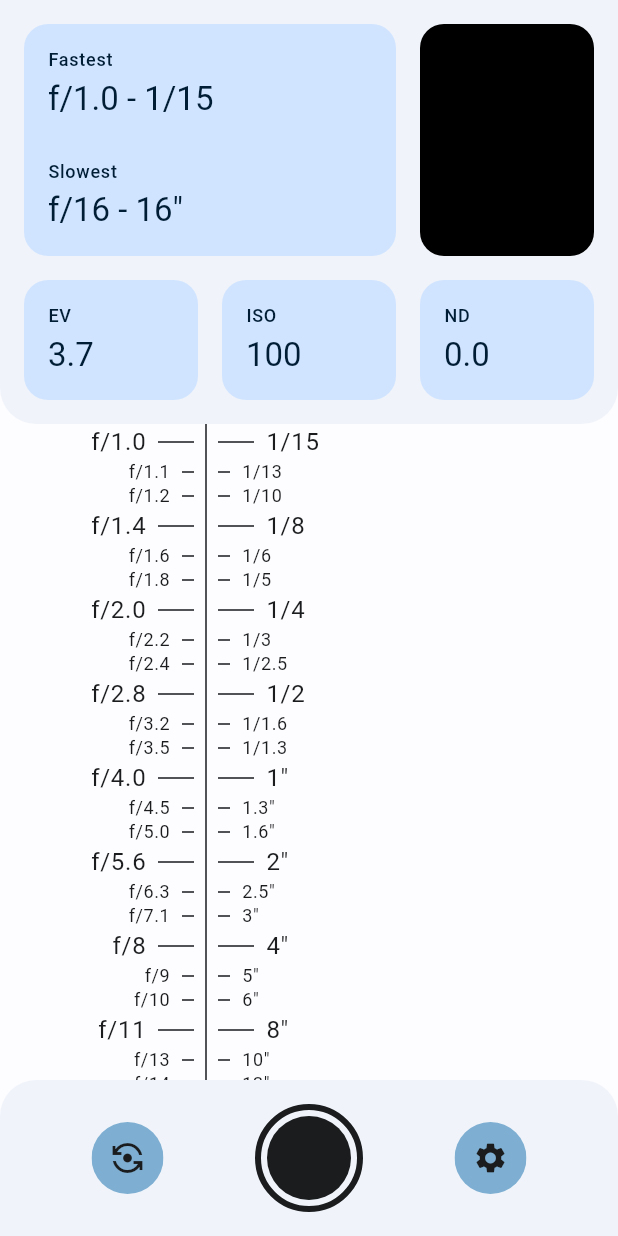
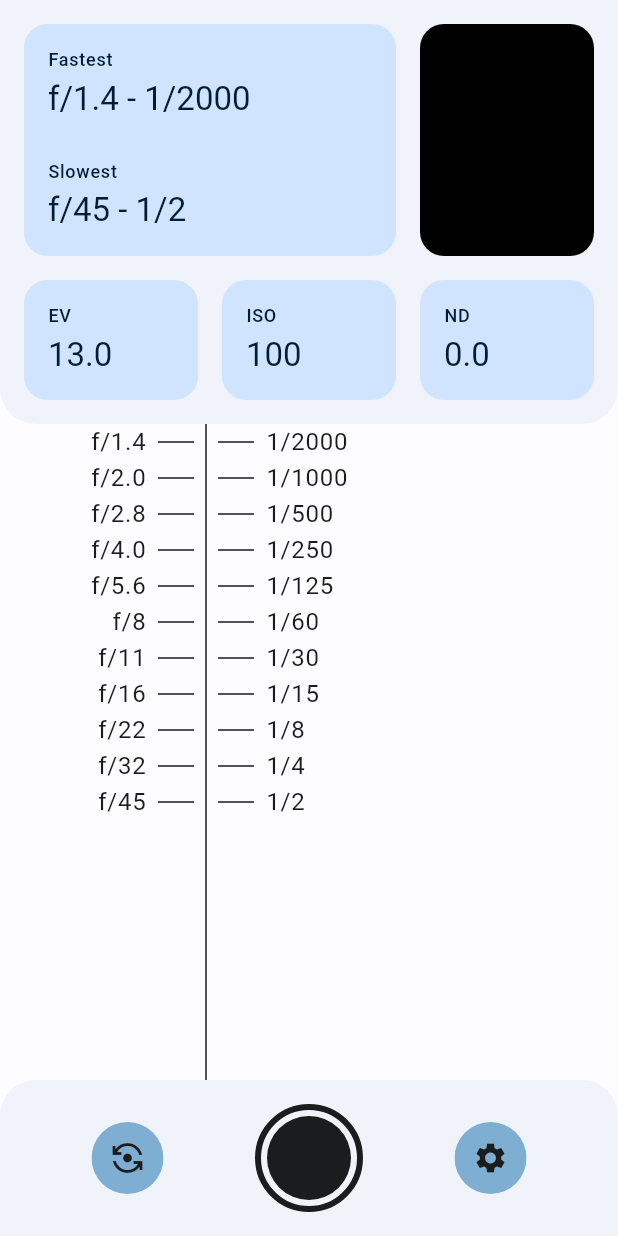
Before and after one commit to vodemn/m3_lightmeter, a Flutter app: the screen it shows after launch, on a phone screen of 412 x 824 dp. Run offline on Flutter 3.47's test engine with Material 2 defaults, Android fonts, the phone set to English and light mode, and no system bars; our stand-ins replace flutter_bloc, material_color_utilities.

Commit message:
added `StopTypeProvider`

```diff
--- a/lib/main.dart
+++ b/lib/main.dart
@@ -5,6 +5,7 @@ import 'models/photography_value.dart';
 import 'res/theme.dart';
 import 'screens/metering/metering_bloc.dart';
 import 'screens/metering/metering_screen.dart';
+import 'utils/stop_type_provider.dart';
 
 void main() {
   runApp(const MyApp());
@@ -15,8 +16,9 @@ class MyApp extends StatelessWidget {
 
   @override
   Widget build(BuildContext context) {
-    return BlocProvider(
-      create: (context) => MeteringBloc(Stop.third),
+    return StopTypeProvider(
+      child: BlocProvider(
+        create: (context) => MeteringBloc(context.read<StopType>()),
         child: MaterialApp(
           title: 'Flutter Demo',
           theme: ThemeData(
@@ -25,6 +27,7 @@ class MyApp extends StatelessWidget {
           ),
           home: const MeteringScreen(),
         ),
+      ),
     );
   }
 }
--- a/lib/models/aperture_value.dart
+++ b/lib/models/aperture_value.dart
@@ -19,49 +19,49 @@ class ApertureValue extends PhotographyValue<double> {
 }
 
 const List<ApertureValue> apertureValues = [
-  ApertureValue(1.0, Stop.full),
-  ApertureValue(1.1, Stop.third),
-  ApertureValue(1.2, Stop.half),
-  ApertureValue(1.2, Stop.third),
-  ApertureValue(1.4, Stop.full),
-  ApertureValue(1.6, Stop.third),
-  ApertureValue(1.7, Stop.half),
-  ApertureValue(1.8, Stop.third),
-  ApertureValue(2.0, Stop.full),
-  ApertureValue(2.2, Stop.third),
-  ApertureValue(2.4, Stop.half),
-  ApertureValue(2.4, Stop.third),
-  ApertureValue(2.8, Stop.full),
-  ApertureValue(3.2, Stop.third),
-  ApertureValue(3.3, Stop.half),
-  ApertureValue(3.5, Stop.third),
-  ApertureValue(4.0, Stop.full),
-  ApertureValue(4.5, Stop.third),
-  ApertureValue(4.8, Stop.half),
-  ApertureValue(5.0, Stop.third),
-  ApertureValue(5.6, Stop.full),
-  ApertureValue(6.3, Stop.third),
-  ApertureValue(6.7, Stop.half),
-  ApertureValue(7.1, Stop.third),
-  ApertureValue(8, Stop.full),
-  ApertureValue(9, Stop.third),
-  ApertureValue(9.5, Stop.half),
-  ApertureValue(10, Stop.third),
-  ApertureValue(11, Stop.full),
-  ApertureValue(13, Stop.third),
-  ApertureValue(13, Stop.half),
-  ApertureValue(14, Stop.third),
-  ApertureValue(16, Stop.full),
-  ApertureValue(18, Stop.third),
-  ApertureValue(19, Stop.half),
-  ApertureValue(20, Stop.third),
-  ApertureValue(22, Stop.full),
-  ApertureValue(25, Stop.third),
-  ApertureValue(27, Stop.half),
-  ApertureValue(29, Stop.third),
-  ApertureValue(32, Stop.full),
-  ApertureValue(36, Stop.third),
-  ApertureValue(38, Stop.half),
-  ApertureValue(42, Stop.third),
-  ApertureValue(45, Stop.full),
+  ApertureValue(1.0, StopType.full),
+  ApertureValue(1.1, StopType.third),
+  ApertureValue(1.2, StopType.half),
+  ApertureValue(1.2, StopType.third),
+  ApertureValue(1.4, StopType.full),
+  ApertureValue(1.6, StopType.third),
+  ApertureValue(1.7, StopType.half),
+  ApertureValue(1.8, StopType.third),
+  ApertureValue(2.0, StopType.full),
+  ApertureValue(2.2, StopType.third),
+  ApertureValue(2.4, StopType.half),
+  ApertureValue(2.4, StopType.third),
+  ApertureValue(2.8, StopType.full),
+  ApertureValue(3.2, StopType.third),
+  ApertureValue(3.3, StopType.half),
+  ApertureValue(3.5, StopType.third),
+  ApertureValue(4.0, StopType.full),
+  ApertureValue(4.5, StopType.third),
+  ApertureValue(4.8, StopType.half),
+  ApertureValue(5.0, StopType.third),
+  ApertureValue(5.6, StopType.full),
+  ApertureValue(6.3, StopType.third),
+  ApertureValue(6.7, StopType.half),
+  ApertureValue(7.1, StopType.third),
+  ApertureValue(8, StopType.full),
+  ApertureValue(9, StopType.third),
+  ApertureValue(9.5, StopType.half),
+  ApertureValue(10, StopType.third),
+  ApertureValue(11, StopType.full),
+  ApertureValue(13, StopType.third),
+  ApertureValue(13, StopType.half),
+  ApertureValue(14, StopType.third),
+  ApertureValue(16, StopType.full),
+  ApertureValue(18, StopType.third),
+  ApertureValue(19, StopType.half),
+  ApertureValue(20, StopType.third),
+  ApertureValue(22, StopType.full),
+  ApertureValue(25, StopType.third),
+  ApertureValue(27, StopType.half),
+  ApertureValue(29, StopType.third),
+  ApertureValue(32, StopType.full),
+  ApertureValue(36, StopType.third),
+  ApertureValue(38, StopType.half),
+  ApertureValue(42, StopType.third),
+  ApertureValue(45, StopType.full),
 ];
--- a/lib/models/iso_value.dart
+++ b/lib/models/iso_value.dart
@@ -11,38 +11,38 @@ class IsoValue extends PhotographyValue<int> {
 }
 
 const List<IsoValue> isoValues = [
-  IsoValue(3, Stop.full),
-  IsoValue(4, Stop.third),
-  IsoValue(5, Stop.third),
-  IsoValue(6, Stop.full),
-  IsoValue(8, Stop.third),
-  IsoValue(10, Stop.third),
-  IsoValue(12, Stop.full),
-  IsoValue(16, Stop.third),
-  IsoValue(20, Stop.third),
-  IsoValue(25, Stop.full),
-  IsoValue(32, Stop.third),
-  IsoValue(40, Stop.third),
-  IsoValue(50, Stop.full),
-  IsoValue(64, Stop.third),
-  IsoValue(80, Stop.third),
-  IsoValue(100, Stop.full),
-  IsoValue(125, Stop.third),
-  IsoValue(160, Stop.third),
-  IsoValue(200, Stop.full),
-  IsoValue(250, Stop.third),
-  IsoValue(320, Stop.third),
-  IsoValue(400, Stop.full),
-  IsoValue(500, Stop.third),
-  IsoValue(640, Stop.third),
-  IsoValue(800, Stop.full),
-  IsoValue(1000, Stop.third),
-  IsoValue(1250, Stop.third),
-  IsoValue(1600, Stop.full),
-  IsoValue(2000, Stop.third),
-  IsoValue(2500, Stop.third),
-  IsoValue(3200, Stop.full),
-  IsoValue(4000, Stop.third),
-  IsoValue(5000, Stop.third),
-  IsoValue(6400, Stop.full),
+  IsoValue(3, StopType.full),
+  IsoValue(4, StopType.third),
+  IsoValue(5, StopType.third),
+  IsoValue(6, StopType.full),
+  IsoValue(8, StopType.third),
+  IsoValue(10, StopType.third),
+  IsoValue(12, StopType.full),
+  IsoValue(16, StopType.third),
+  IsoValue(20, StopType.third),
+  IsoValue(25, StopType.full),
+  IsoValue(32, StopType.third),
+  IsoValue(40, StopType.third),
+  IsoValue(50, StopType.full),
+  IsoValue(64, StopType.third),
+  IsoValue(80, StopType.third),
+  IsoValue(100, StopType.full),
+  IsoValue(125, StopType.third),
+  IsoValue(160, StopType.third),
+  IsoValue(200, StopType.full),
+  IsoValue(250, StopType.third),
+  IsoValue(320, StopType.third),
+  IsoValue(400, StopType.full),
+  IsoValue(500, StopType.third),
+  IsoValue(640, StopType.third),
+  IsoValue(800, StopType.full),
+  IsoValue(1000, StopType.third),
+  IsoValue(1250, StopType.third),
+  IsoValue(1600, StopType.full),
+  IsoValue(2000, StopType.third),
+  IsoValue(2500, StopType.third),
+  IsoValue(3200, StopType.full),
+  IsoValue(4000, StopType.third),
+  IsoValue(5000, StopType.third),
+  IsoValue(6400, StopType.full),
 ];
--- a/lib/models/photography_value.dart
+++ b/lib/models/photography_value.dart
@@ -2,11 +2,11 @@ part 'aperture_value.dart';
 part 'iso_value.dart';
 part 'shutter_speed_value.dart';
 
-enum Stop { full, half, third }
+enum StopType { full, half, third }
 
 abstract class PhotographyValue<T> {
   final T rawValue;
-  final Stop stopType;
+  final StopType stopType;
 
   const PhotographyValue(this.rawValue, this.stopType);
 
@@ -14,20 +14,20 @@ abstract class PhotographyValue<T> {
 }
 
 extension PhotographyValues<T extends PhotographyValue> on List<T> {
-  List<T> whereStopType(Stop stopType) {
+  List<T> whereStopType(StopType stopType) {
     switch (stopType) {
-      case Stop.full:
-        return where((e) => e.stopType == Stop.full).toList();
-      case Stop.half:
-        return where((e) => e.stopType == Stop.full || e.stopType == Stop.half).toList();
-      case Stop.third:
-        return where((e) => e.stopType == Stop.full || e.stopType == Stop.third).toList();
+      case StopType.full:
+        return where((e) => e.stopType == StopType.full).toList();
+      case StopType.half:
+        return where((e) => e.stopType == StopType.full || e.stopType == StopType.half).toList();
+      case StopType.third:
+        return where((e) => e.stopType == StopType.full || e.stopType == StopType.third).toList();
     }
   }
 
-  List<T> fullStops() => whereStopType(Stop.full);
+  List<T> fullStops() => whereStopType(StopType.full);
 
-  List<T> halfStops() => whereStopType(Stop.half);
+  List<T> halfStops() => whereStopType(StopType.half);
 
-  List<T> thirdStops() => whereStopType(Stop.third);
+  List<T> thirdStops() => whereStopType(StopType.third);
 }
--- a/lib/models/shutter_speed_value.dart
+++ b/lib/models/shutter_speed_value.dart
@@ -23,65 +23,65 @@ class ShutterSpeedValue extends PhotographyValue<double> {
 }
 
 const List<ShutterSpeedValue> shutterSpeedValues = [
-  ShutterSpeedValue(2000, true, Stop.full),
-  ShutterSpeedValue(1600, true, Stop.third),
-  ShutterSpeedValue(1500, true, Stop.half),
-  ShutterSpeedValue(1250, true, Stop.third),
-  ShutterSpeedValue(1000, true, Stop.full),
-  ShutterSpeedValue(800, true, Stop.third),
-  ShutterSpeedValue(750, true, Stop.half),
-  ShutterSpeedValue(640, true, Stop.third),
-  ShutterSpeedValue(500, true, Stop.full),
-  ShutterSpeedValue(400, true, Stop.third),
-  ShutterSpeedValue(350, true, Stop.half),
-  ShutterSpeedValue(320, true, Stop.third),
-  ShutterSpeedValue(250, true, Stop.full),
-  ShutterSpeedValue(200, true, Stop.third),
-  ShutterSpeedValue(180, true, Stop.half),
-  ShutterSpeedValue(160, true, Stop.third),
-  ShutterSpeedValue(125, true, Stop.full),
-  ShutterSpeedValue(100, true, Stop.third),
-  ShutterSpeedValue(90, true, Stop.half),
-  ShutterSpeedValue(80, true, Stop.third),
-  ShutterSpeedValue(60, true, Stop.full),
-  ShutterSpeedValue(50, true, Stop.third),
-  ShutterSpeedValue(45, true, Stop.half),
-  ShutterSpeedValue(40, true, Stop.third),
-  ShutterSpeedValue(30, true, Stop.full),
-  ShutterSpeedValue(25, true, Stop.third),
-  ShutterSpeedValue(20, true, Stop.half),
-  ShutterSpeedValue(20, true, Stop.third),
-  ShutterSpeedValue(15, true, Stop.full),
-  ShutterSpeedValue(13, true, Stop.third),
-  ShutterSpeedValue(10, true, Stop.half),
-  ShutterSpeedValue(10, true, Stop.third),
-  ShutterSpeedValue(8, true, Stop.full),
-  ShutterSpeedValue(6, true, Stop.third),
-  ShutterSpeedValue(6, true, Stop.half),
-  ShutterSpeedValue(5, true, Stop.third),
-  ShutterSpeedValue(4, true, Stop.full),
-  ShutterSpeedValue(3, true, Stop.third),
-  ShutterSpeedValue(3, true, Stop.half),
-  ShutterSpeedValue(2.5, true, Stop.third),
-  ShutterSpeedValue(2, true, Stop.full),
-  ShutterSpeedValue(1.6, true, Stop.third),
-  ShutterSpeedValue(1.5, true, Stop.half),
-  ShutterSpeedValue(1.3, true, Stop.third),
-  ShutterSpeedValue(1, false, Stop.full),
-  ShutterSpeedValue(1.3, false, Stop.third),
-  ShutterSpeedValue(1.5, false, Stop.half),
-  ShutterSpeedValue(1.6, false, Stop.third),
-  ShutterSpeedValue(2, false, Stop.full),
-  ShutterSpeedValue(2.5, false, Stop.third),
-  ShutterSpeedValue(3, false, Stop.half),
-  ShutterSpeedValue(3, false, Stop.third),
-  ShutterSpeedValue(4, false, Stop.full),
-  ShutterSpeedValue(5, false, Stop.third),
-  ShutterSpeedValue(6, false, Stop.half),
-  ShutterSpeedValue(6, false, Stop.third),
-  ShutterSpeedValue(8, false, Stop.full),
-  ShutterSpeedValue(10, false, Stop.third),
-  ShutterSpeedValue(12, false, Stop.half),
-  ShutterSpeedValue(13, false, Stop.third),
-  ShutterSpeedValue(16, false, Stop.full),
+  ShutterSpeedValue(2000, true, StopType.full),
+  ShutterSpeedValue(1600, true, StopType.third),
+  ShutterSpeedValue(1500, true, StopType.half),
+  ShutterSpeedValue(1250, true, StopType.third),
+  ShutterSpeedValue(1000, true, StopType.full),
+  ShutterSpeedValue(800, true, StopType.third),
+  ShutterSpeedValue(750, true, StopType.half),
+  ShutterSpeedValue(640, true, StopType.third),
+  ShutterSpeedValue(500, true, StopType.full),
+  ShutterSpeedValue(400, true, StopType.third),
+  ShutterSpeedValue(350, true, StopType.half),
+  ShutterSpeedValue(320, true, StopType.third),
+  ShutterSpeedValue(250, true, StopType.full),
+  ShutterSpeedValue(200, true, StopType.third),
+  ShutterSpeedValue(180, true, StopType.half),
+  ShutterSpeedValue(160, true, StopType.third),
+  ShutterSpeedValue(125, true, StopType.full),
+  ShutterSpeedValue(100, true, StopType.third),
+  ShutterSpeedValue(90, true, StopType.half),
+  ShutterSpeedValue(80, true, StopType.third),
+  ShutterSpeedValue(60, true, StopType.full),
+  ShutterSpeedValue(50, true, StopType.third),
+  ShutterSpeedValue(45, true, StopType.half),
+  ShutterSpeedValue(40, true, StopType.third),
+  ShutterSpeedValue(30, true, StopType.full),
+  ShutterSpeedValue(25, true, StopType.third),
+  ShutterSpeedValue(20, true, StopType.half),
+  ShutterSpeedValue(20, true, StopType.third),
+  ShutterSpeedValue(15, true, StopType.full),
+  ShutterSpeedValue(13, true, StopType.third),
+  ShutterSpeedValue(10, true, StopType.half),
+  ShutterSpeedValue(10, true, StopType.third),
+  ShutterSpeedValue(8, true, StopType.full),
+  ShutterSpeedValue(6, true, StopType.third),
+  ShutterSpeedValue(6, true, StopType.half),
+  ShutterSpeedValue(5, true, StopType.third),
+  ShutterSpeedValue(4, true, StopType.full),
+  ShutterSpeedValue(3, true, StopType.third),
+  ShutterSpeedValue(3, true, StopType.half),
+  ShutterSpeedValue(2.5, true, StopType.third),
+  ShutterSpeedValue(2, true, StopType.full),
+  ShutterSpeedValue(1.6, true, StopType.third),
+  ShutterSpeedValue(1.5, true, StopType.half),
+  ShutterSpeedValue(1.3, true, StopType.third),
+  ShutterSpeedValue(1, false, StopType.full),
+  ShutterSpeedValue(1.3, false, StopType.third),
+  ShutterSpeedValue(1.5, false, StopType.half),
+  ShutterSpeedValue(1.6, false, StopType.third),
+  ShutterSpeedValue(2, false, StopType.full),
+  ShutterSpeedValue(2.5, false, StopType.third),
+  ShutterSpeedValue(3, false, StopType.half),
+  ShutterSpeedValue(3, false, StopType.third),
+  ShutterSpeedValue(4, false, StopType.full),
+  ShutterSpeedValue(5, false, StopType.third),
+  ShutterSpeedValue(6, false, StopType.half),
+  ShutterSpeedValue(6, false, StopType.third),
+  ShutterSpeedValue(8, false, StopType.full),
+  ShutterSpeedValue(10, false, StopType.third),
+  ShutterSpeedValue(12, false, StopType.half),
+  ShutterSpeedValue(13, false, StopType.third),
+  ShutterSpeedValue(16, false, StopType.full),
 ];
--- a/lib/screens/metering/components/exposure_pairs_list/components/exposure_pair_item.dart
+++ b/lib/screens/metering/components/exposure_pairs_list/components/exposure_pair_item.dart
@@ -32,22 +32,22 @@ class ExposurePaitListItem<T extends PhotographyValue> extends StatelessWidget {
 
   TextStyle labelTextStyle(BuildContext context) {
     switch (value.stopType) {
-      case Stop.full:
+      case StopType.full:
         return Theme.of(context).textTheme.bodyLarge!;
-      case Stop.half:
+      case StopType.half:
         return Theme.of(context).textTheme.bodyMedium!;
-      case Stop.third:
+      case StopType.third:
         return Theme.of(context).textTheme.bodySmall!;
     }
   }
 
   double tickLength() {
     switch (value.stopType) {
-      case Stop.full:
+      case StopType.full:
         return Dimens.grid24;
-      case Stop.half:
+      case StopType.half:
         return Dimens.grid16;
-      case Stop.third:
+      case StopType.third:
         return Dimens.grid8;
     }
   }
--- a/lib/screens/metering/metering_bloc.dart
+++ b/lib/screens/metering/metering_bloc.dart
@@ -8,7 +8,7 @@ import 'metering_event.dart';
 import 'metering_state.dart';
 
 class MeteringBloc extends Bloc<MeteringEvent, MeteringState> {
-  final Stop stopType;
+  final StopType stopType;
   late final _apertureValues = apertureValues.whereStopType(stopType);
   late final _shutterSpeedValues = shutterSpeedValues.whereStopType(stopType);
   late final _isoValues = isoValues.whereStopType(stopType);
@@ -53,17 +53,17 @@ class MeteringBloc extends Bloc<MeteringEvent, MeteringState> {
   List<ExposurePair> _buildExposureValues(double ev) {
     late final int evSteps;
     switch (stopType) {
-      case Stop.full:
+      case StopType.full:
         evSteps = ev.floor();
         break;
-      case Stop.half:
+      case StopType.half:
         evSteps = (ev / 0.5).floor();
         break;
-      case Stop.third:
+      case StopType.third:
         evSteps = (ev / 0.3).floor();
         break;
     }
-    final evOffset = _shutterSpeedValues.indexOf(const ShutterSpeedValue(1, false, Stop.full)) - evSteps;
+    final evOffset = _shutterSpeedValues.indexOf(const ShutterSpeedValue(1, false, StopType.full)) - evSteps;
 
     late final int apertureOffset;
     late final int shutterSpeedOffset;
--- /dev/null
+++ b/lib/utils/stop_type_provider.dart
@@ -0,0 +1,33 @@
+import 'package:flutter/material.dart';
+import 'package:lightmeter/models/photography_value.dart';
+import 'package:provider/provider.dart';
+
+class StopTypeProvider extends StatefulWidget {
+  final Widget? child;
+
+  const StopTypeProvider({this.child, super.key});
+
+  @override
+  State<StopTypeProvider> createState() => StopTypeProviderState();
+}
+
+class StopTypeProviderState extends State<StopTypeProvider> {
+  StopType stopType = StopType.full;
+
+  @override
+  Widget build(BuildContext context) {
+    return Provider.value(
+      value: stopType,
+      child: Provider.value(
+        value: this,
+        child: widget.child,
+      ),
+    );
+  }
+
+  void setStopType(StopType type) {
+    setState(() {
+      stopType = type;
+    });
+  }
+}
--- a/pubspec.yaml
+++ b/pubspec.yaml
@@ -11,6 +11,7 @@ dependencies:
     sdk: flutter
   flutter_bloc: ^8.1.1
   material_color_utilities: ^0.2.0
+  provider: ^6.0.4
 
 dev_dependencies:
   google_fonts: ^3.0.1
```
Lines whose indentation alone changed are shown as unchanged.
